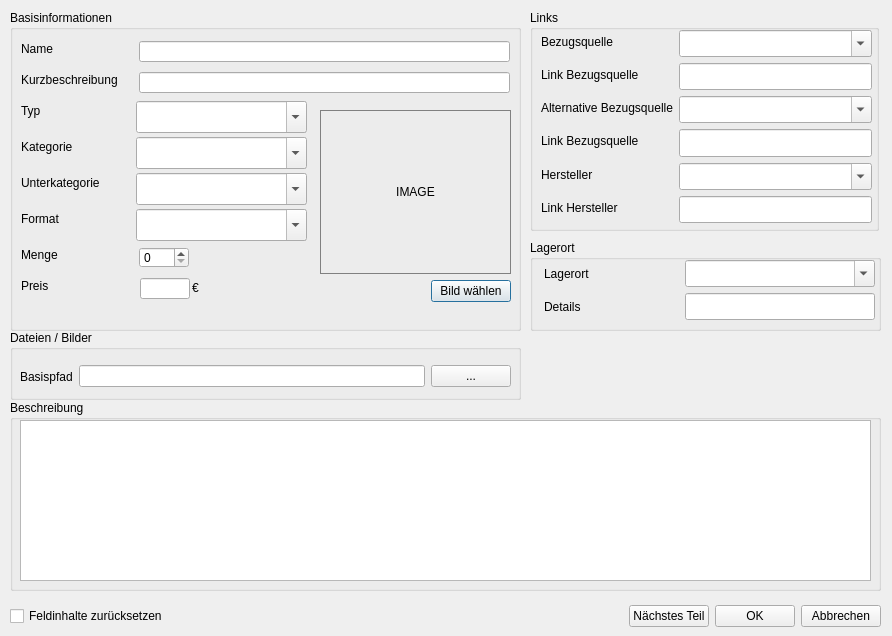
The window that src/newpartdialog.ui (oddscured/Partorium) describes before a commit, drawn with Qt 5.
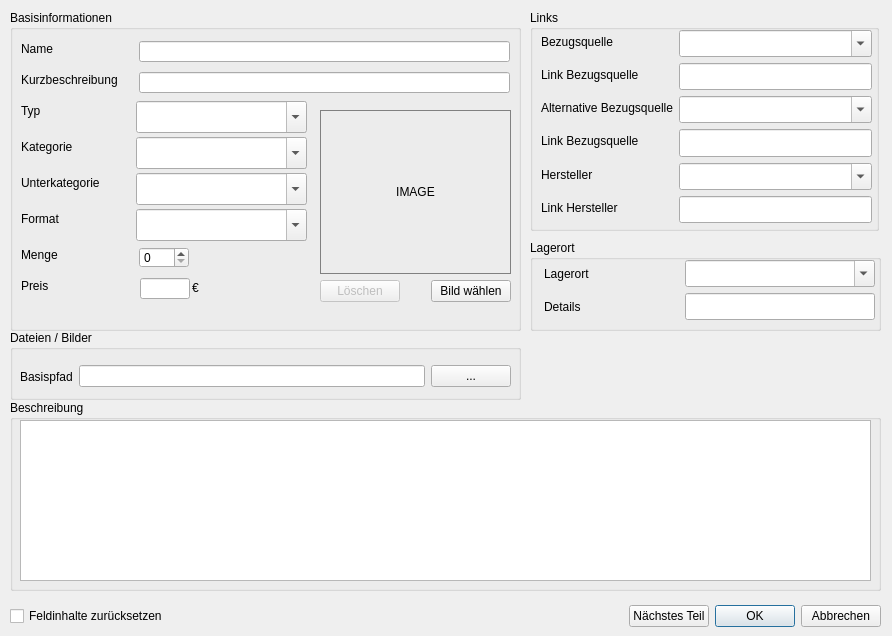
The same window after the commit.

Commit message: added image delte option in newpartdialog

Patch:
```diff
--- a/src/newpartdialog.ui
+++ b/src/newpartdialog.ui
@@ -56,6 +56,19 @@
      </item>
      <item>
       <layout class="QHBoxLayout" name="horizontalLayout_2">
+       <item>
+        <widget class="QPushButton" name="btn_DeleteImage">
+         <property name="enabled">
+          <bool>false</bool>
+         </property>
+         <property name="text">
+          <string>Löschen</string>
+         </property>
+         <property name="autoDefault">
+          <bool>false</bool>
+         </property>
+        </widget>
+       </item>
        <item>
         <spacer name="horizontalSpacer">
          <property name="orientation">
@@ -688,6 +701,9 @@
       <property name="text">
        <string>OK</string>
       </property>
+      <property name="default">
+       <bool>true</bool>
+      </property>
      </widget>
     </item>
     <item>
```
The commit also changes 3 other files.
